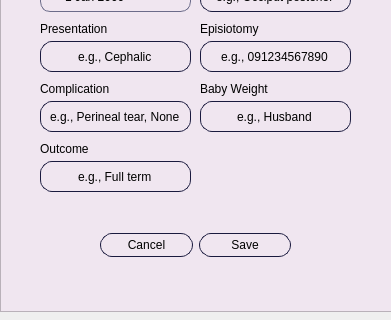
Old version of the form Ui/past_pregnancy_add_dialog.ui in the repository LlokieHere/MaternaDB2; both pictures show x 0 to 391 and y 219 to 539 of the 391 by 539 pixel window.
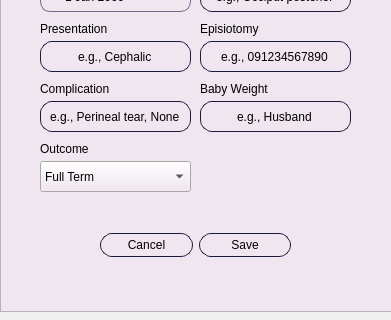
New version of the form. Icons and pictures are not drawn.

The edit to the form file:
```diff
--- a/Ui/past_pregnancy_add_dialog.ui
+++ b/Ui/past_pregnancy_add_dialog.ui
@@ -459,27 +459,6 @@
      <string>Outcome</string>
     </property>
    </widget>
-   <widget class="QLineEdit" name="relationship_placeholder_4">
-    <property name="geometry">
-     <rect>
-      <x>40</x>
-      <y>380</y>
-      <width>151</width>
-      <height>31</height>
-     </rect>
-    </property>
-    <property name="styleSheet">
-     <string notr="true">border-radius: 12px;
-background-color: rgb(240, 230, 240);
-border: 1px solid rgb(26, 26, 62);</string>
-    </property>
-    <property name="text">
-     <string>e.g., Full term</string>
-    </property>
-    <property name="alignment">
-     <set>Qt::AlignCenter</set>
-    </property>
-   </widget>
    <widget class="QDateEdit" name="dateOfBirth_placeholder">
     <property name="geometry">
      <rect>
@@ -516,6 +495,36 @@
      <bool>true</bool>
     </property>
    </widget>
+   <widget class="QComboBox" name="comboBox">
+    <property name="geometry">
+     <rect>
+      <x>40</x>
+      <y>380</y>
+      <width>151</width>
+      <height>31</height>
+     </rect>
+    </property>
+    <item>
+     <property name="text">
+      <string>Full Term</string>
+     </property>
+    </item>
+    <item>
+     <property name="text">
+      <string>Preterm</string>
+     </property>
+    </item>
+    <item>
+     <property name="text">
+      <string>Miscarriage</string>
+     </property>
+    </item>
+    <item>
+     <property name="text">
+      <string>Abortion</string>
+     </property>
+    </item>
+   </widget>
   </widget>
  </widget>
  <resources/>
```
